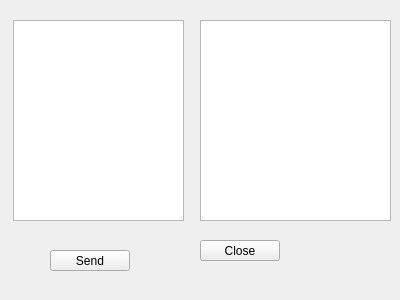
Old version of the form TSocketServer/serverwidget.ui in the repository hulingyu476/Qt_Hera.
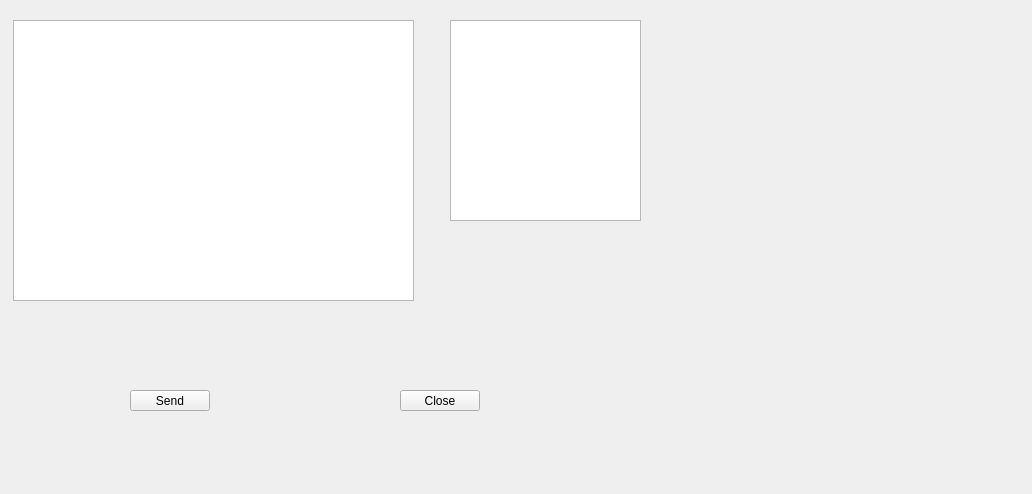
New version of the form.

Commit message:
Change Server Port 8888 to 11451
1:：修改监听口8888 to 11451
2：修改UI布局位置

Diff of the .ui file:
```diff
--- a/TSocketServer/serverwidget.ui
+++ b/TSocketServer/serverwidget.ui
@@ -6,8 +6,8 @@
    <rect>
     <x>0</x>
     <y>0</y>
-    <width>400</width>
-    <height>300</height>
+    <width>1032</width>
+    <height>494</height>
    </rect>
   </property>
   <property name="windowTitle">
@@ -18,16 +18,16 @@
     <rect>
      <x>13</x>
      <y>20</y>
-     <width>171</width>
-     <height>201</height>
+     <width>401</width>
+     <height>281</height>
     </rect>
    </property>
   </widget>
   <widget class="QPushButton" name="btnSend">
    <property name="geometry">
     <rect>
-     <x>50</x>
-     <y>250</y>
+     <x>130</x>
+     <y>390</y>
      <width>80</width>
      <height>21</height>
     </rect>
@@ -39,8 +39,8 @@
   <widget class="QPushButton" name="btnClose">
    <property name="geometry">
     <rect>
-     <x>200</x>
-     <y>240</y>
+     <x>400</x>
+     <y>390</y>
      <width>80</width>
      <height>21</height>
     </rect>
@@ -52,7 +52,7 @@
   <widget class="QTextEdit" name="textEditWrite">
    <property name="geometry">
     <rect>
-     <x>200</x>
+     <x>450</x>
      <y>20</y>
      <width>191</width>
      <height>201</height>
```
The commit also changes 2 other files.
